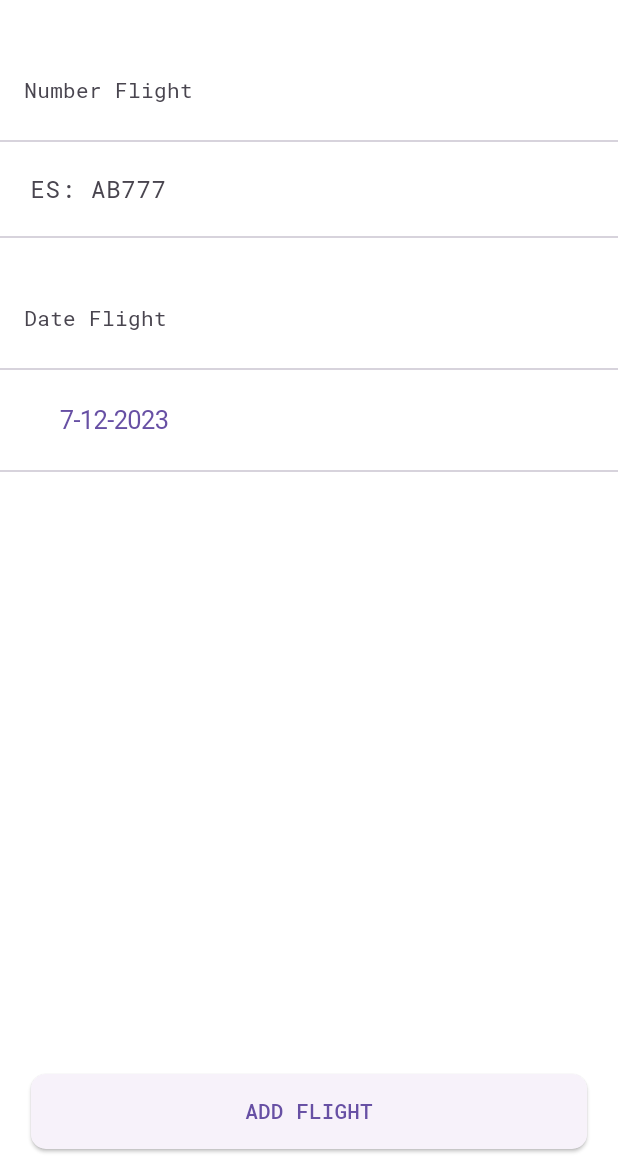
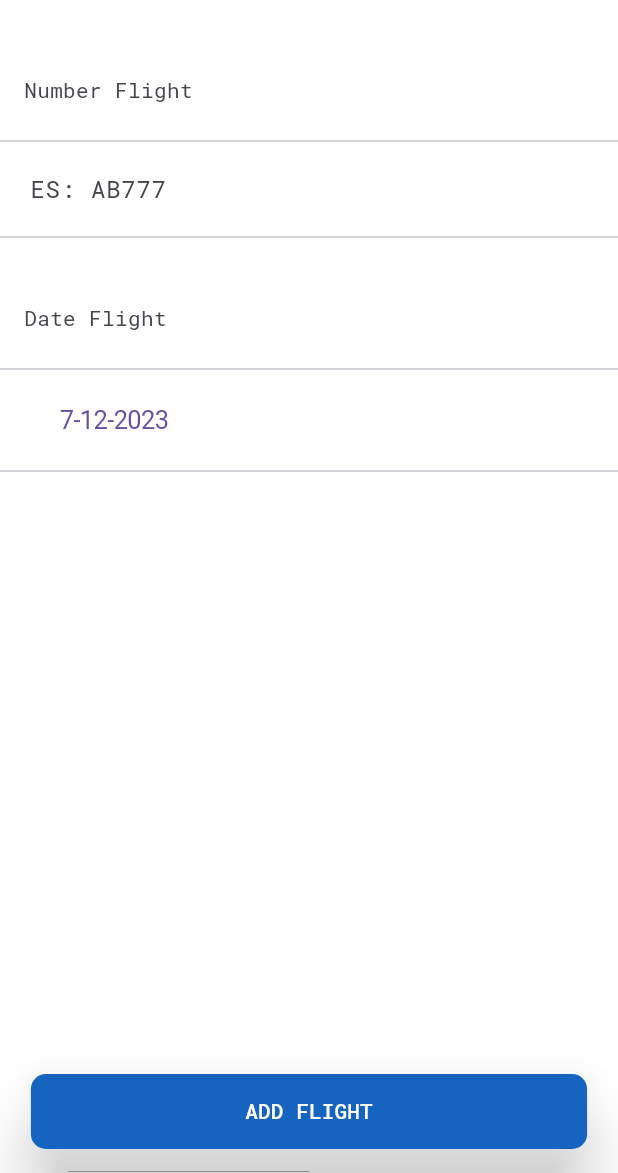
Before and after one commit to BrachettaMatteo/flight_tracker_app, a Flutter app: the AddFlightPage screen opened by its route, on a phone screen of 412 x 824 dp, the part 63-1236 px from its top. Run offline on Flutter 3.47's test engine with Material 2 defaults, Android fonts, the phone set to English and light mode, and no system bars; our stand-ins replace auto_route, auto_size_text, bloc, equatable, flutter_bloc, flutter_svg and 4 more; accounts and stored records are empty.

Commit message:
fix style button

```diff
--- a/lib/application/presentation/add_flight_page.dart
+++ b/lib/application/presentation/add_flight_page.dart
@@ -139,9 +139,9 @@ class _AddFlightPageState extends State<AddFlightPage> {
                     idFlight: _editingController.text.trim().toUpperCase()));
           }
         },
-        style: ButtonStyle(
-            shape: MaterialStatePropertyAll(RoundedRectangleBorder(
-                borderRadius: BorderRadius.circular(10)))),
-        child: Text("add flight".toUpperCase()),
+        child: Text(
+          "add flight".toUpperCase(),
+          style: const TextStyle(color: Colors.white),
+        ),
       ));
 }
--- a/lib/application/presentation/welcome_page.dart
+++ b/lib/application/presentation/welcome_page.dart
@@ -115,13 +115,6 @@ class WelcomePage extends StatelessWidget {
                 child: Positioned(
                   bottom: 100,
                   child: ElevatedButton(
-                      style: ButtonStyle(
-                          elevation: const MaterialStatePropertyAll(10),
-                          shape: MaterialStatePropertyAll(
-                              ContinuousRectangleBorder(
-                                  borderRadius: BorderRadius.circular(20))),
-                          backgroundColor: MaterialStatePropertyAll(
-                              Theme.of(context).primaryColor)),
                       onPressed: () =>
                           context.router.replace(const HomeRoute()),
                       child: const Text(
--- a/lib/theme/theme_custom.dart
+++ b/lib/theme/theme_custom.dart
@@ -3,8 +3,17 @@ import 'package:flutter/services.dart';
 
 /// class Represent the theme of app
 class ThemeCustom {
+  final Color _primaryColor = Colors.blue.shade800;
   ThemeData get lightTheme => ThemeData(
-      primaryColor: Colors.blue.shade800,
+      primaryColor: _primaryColor,
+      elevatedButtonTheme: ElevatedButtonThemeData(
+          style: ButtonStyle(
+              backgroundColor: MaterialStatePropertyAll(_primaryColor),
+              shape: MaterialStatePropertyAll(
+                RoundedRectangleBorder(borderRadius: BorderRadius.circular(10)),
+              ),
+              iconColor: const MaterialStatePropertyAll(Colors.white),
+              elevation: const MaterialStatePropertyAll(20))),
       brightness: Brightness.light,
       textTheme: const TextTheme(bodyMedium: TextStyle(color: Colors.black)),
       scaffoldBackgroundColor: Colors.white,
@@ -20,13 +29,23 @@ class ThemeCustom {
   String get globalFont => "RobotoMono";
 
   ThemeData get dark => ThemeData(
-      primaryColor: Colors.blue.shade800,
-      brightness: Brightness.dark,
-      scaffoldBackgroundColor: Colors.grey.shade800,
-      fontFamily: globalFont,
-      appBarTheme:
-          const AppBarTheme(backgroundColor: Colors.transparent, elevation: 0),
-      useMaterial3: true,
-      floatingActionButtonTheme:
-          FloatingActionButtonThemeData(backgroundColor: Colors.grey.shade600));
+        primaryColor: Colors.blue.shade800,
+        brightness: Brightness.dark,
+        scaffoldBackgroundColor: Colors.grey.shade800,
+        fontFamily: globalFont,
+        appBarTheme: const AppBarTheme(
+            backgroundColor: Colors.transparent, elevation: 0),
+        useMaterial3: true,
+        floatingActionButtonTheme: FloatingActionButtonThemeData(
+            backgroundColor: Colors.grey.shade600),
+        elevatedButtonTheme: ElevatedButtonThemeData(
+            style: ButtonStyle(
+                backgroundColor: MaterialStatePropertyAll(_primaryColor),
+                shape: MaterialStatePropertyAll(
+                  RoundedRectangleBorder(
+                      borderRadius: BorderRadius.circular(10)),
+                ),
+                iconColor: const MaterialStatePropertyAll(Colors.white),
+                elevation: const MaterialStatePropertyAll(20))),
+      );
 }
```
Also changed, not shown: .github/img/logo.png, .github/img/logo.svg (added), 1 other file.
